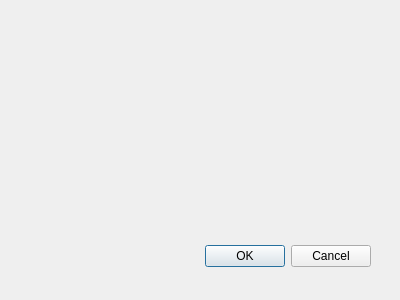
AMBITECS/procont-ex, file src/procont-app-conf/dialog/InputAssistantDialog.ui: the form before one commit.
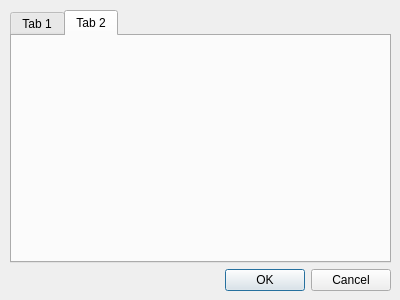
The form after the commit.

```diff
--- a/src/procont-app-conf/dialog/InputAssistantDialog.ui
+++ b/src/procont-app-conf/dialog/InputAssistantDialog.ui
@@ -13,21 +13,89 @@
   <property name="windowTitle">
    <string>Dialog</string>
   </property>
-  <widget class="QDialogButtonBox" name="buttonBox">
+  <widget class="QWidget" name="layoutWidget">
    <property name="geometry">
     <rect>
-     <x>30</x>
-     <y>240</y>
-     <width>341</width>
-     <height>32</height>
+     <x>10</x>
+     <y>10</y>
+     <width>381</width>
+     <height>281</height>
     </rect>
    </property>
-   <property name="orientation">
-    <enum>Qt::Orientation::Horizontal</enum>
-   </property>
-   <property name="standardButtons">
-    <set>QDialogButtonBox::StandardButton::Cancel|QDialogButtonBox::StandardButton::Ok</set>
-   </property>
+   <layout class="QVBoxLayout" name="verticalLayout_2">
+    <property name="sizeConstraint">
+     <enum>QLayout::SizeConstraint::SetMaximumSize</enum>
+    </property>
+    <item>
+     <layout class="QVBoxLayout" name="verticalLayout">
+      <property name="sizeConstraint">
+       <enum>QLayout::SizeConstraint::SetMaximumSize</enum>
+      </property>
+      <item>
+       <widget class="QTabWidget" name="tabWidget">
+        <property name="currentIndex">
+         <number>1</number>
+        </property>
+        <widget class="QWidget" name="tab">
+         <property name="sizePolicy">
+          <sizepolicy hsizetype="Expanding" vsizetype="Expanding">
+           <horstretch>0</horstretch>
+           <verstretch>0</verstretch>
+          </sizepolicy>
+         </property>
+         <property name="windowTitle">
+          <string>Input assistant</string>
+         </property>
+         <attribute name="title">
+          <string>Tab 1</string>
+         </attribute>
+        </widget>
+        <widget class="QWidget" name="tab_2">
+         <property name="sizePolicy">
+          <sizepolicy hsizetype="Expanding" vsizetype="Expanding">
+           <horstretch>0</horstretch>
+           <verstretch>0</verstretch>
+          </sizepolicy>
+         </property>
+         <attribute name="title">
+          <string>Tab 2</string>
+         </attribute>
+        </widget>
+       </widget>
+      </item>
+     </layout>
+    </item>
+    <item>
+     <layout class="QHBoxLayout" name="horizontalLayout">
+      <property name="sizeConstraint">
+       <enum>QLayout::SizeConstraint::SetMaximumSize</enum>
+      </property>
+      <item>
+       <spacer name="horizontalSpacer">
+        <property name="orientation">
+         <enum>Qt::Orientation::Horizontal</enum>
+        </property>
+        <property name="sizeHint" stdset="0">
+         <size>
+          <width>40</width>
+          <height>20</height>
+         </size>
+        </property>
+       </spacer>
+      </item>
+      <item>
+       <widget class="QDialogButtonBox" name="buttonBox">
+        <property name="orientation">
+         <enum>Qt::Orientation::Horizontal</enum>
+        </property>
+        <property name="standardButtons">
+         <set>QDialogButtonBox::StandardButton::Cancel|QDialogButtonBox::StandardButton::Ok</set>
+        </property>
+       </widget>
+      </item>
+     </layout>
+    </item>
+   </layout>
   </widget>
  </widget>
  <resources/>
```
Left out of the diff: 2 changed lines with no effect on the pictures.
